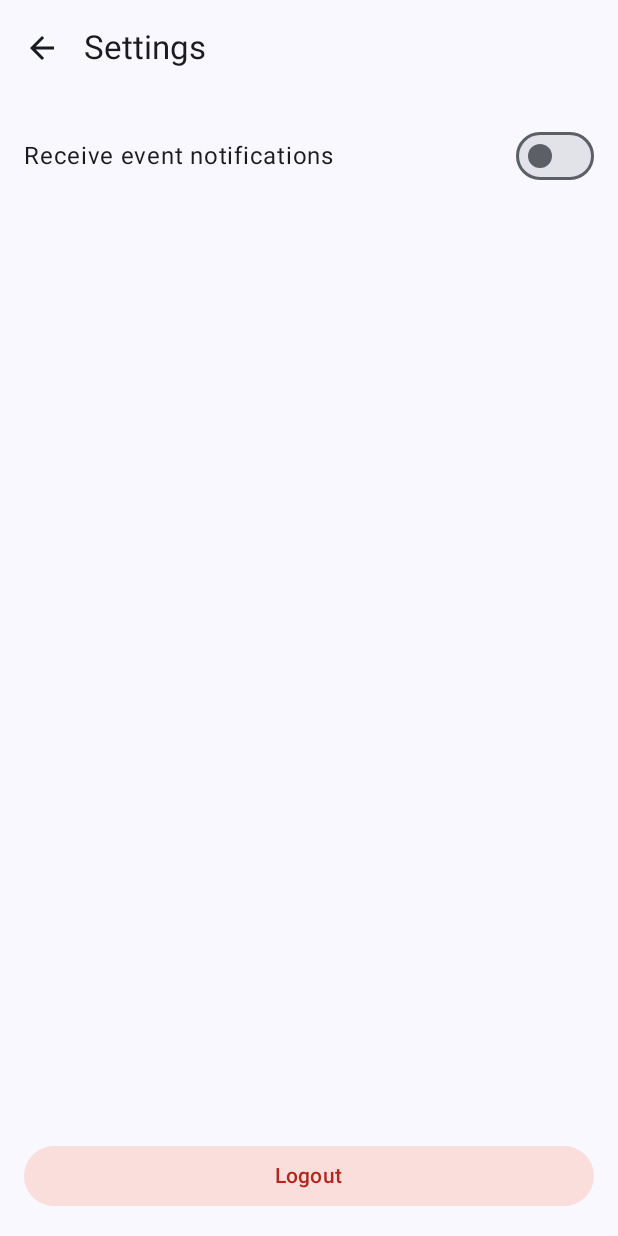
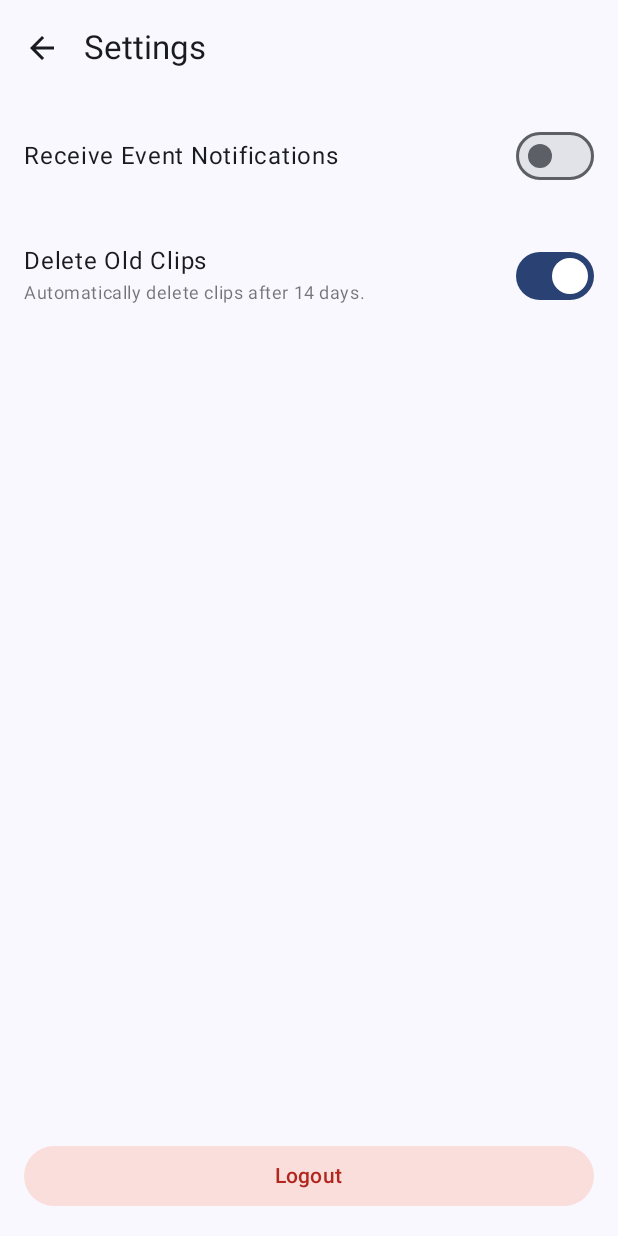
Before and after one commit to roryclear/clearcam, an Android app built with Jetpack Compose: the composable HomeScreen called with empty values, after a tap on "Settings", on a phone screen of 412 x 824 dp. Run offline under Robolectric (Android 15) with nearby library versions, the phone set to English and light mode, and no system bars; network calls fail; 1 statement that could not run was skipped.

Commit message:
Delete old clips (#97)
* start auto delete

* strings

* 2 weeks

* 1.3.0

* start auto delete

* 14 days

* typo

```diff
--- a/android/clearcam/app/src/main/java/com/rors/clearcam/HomeScreen.kt
+++ b/android/clearcam/app/src/main/java/com/rors/clearcam/HomeScreen.kt
@@ -56,6 +56,7 @@ import androidx.core.content.ContextCompat
 import android.Manifest
 import android.graphics.BitmapFactory
 import android.widget.Toast
+import androidx.annotation.RequiresApi
 import androidx.compose.foundation.text.KeyboardOptions
 import androidx.compose.material.icons.filled.Lock
 import androidx.compose.material.icons.filled.Refresh
@@ -73,6 +74,9 @@ import java.nio.charset.StandardCharsets
 import androidx.compose.foundation.gestures.detectTransformGestures
 import androidx.compose.ui.graphics.graphicsLayer
 import androidx.compose.ui.geometry.Offset
+import androidx.datastore.preferences.core.booleanPreferencesKey
+import kotlinx.coroutines.flow.first
+import kotlinx.coroutines.flow.map
 
 
 private const val APP_VIDEO_DIR = "videos"
@@ -160,7 +164,6 @@ object ThumbnailCache {
     }
 }
 
-
 suspend fun deleteVideoFromBackend(userId: String, filename: String) {
     withContext(Dispatchers.IO) {
         try {
@@ -261,6 +264,7 @@ fun HomeScreen(userId: String) {
     }
 
     fun loadVideosFromStorage() {
+        deleteOldClipsIfEnabled(context, videosDir, coroutineScope)
         eventVideos = loadAllVideos(videosDir)
     }
 
@@ -268,6 +272,7 @@ fun HomeScreen(userId: String) {
         coroutineScope.launch {
             try {
                 if (!videosDir.exists()) videosDir.mkdirs()
+                deleteOldClipsIfEnabled(context, videosDir, coroutineScope)
                 val camerasDeferred = async { fetchCameraJson(userId) }
                 val newestTime = getNewestCreationTimeFromFiles(videosDir)
                 val newVideos = fetchEventVideos(userId, newestTime / 1000)
@@ -553,6 +558,7 @@ fun SimpleVideoPlayer(videoPath: String, onDismiss: () -> Unit) {
     var isScrubbing by remember { mutableStateOf(false) }
     val videoViewRef = remember { mutableStateOf<VideoView?>(null) }
     val coroutineScope = rememberCoroutineScope()
+    val videosDir = remember { File(context.filesDir, APP_VIDEO_DIR) }
 
     var isPrepared by remember { mutableStateOf(false) }
     var isInitialPlay by remember { mutableStateOf(true) }
@@ -1555,3 +1561,69 @@ fun EventVideoListItem(
         }
     }
 }
+
+@RequiresApi(Build.VERSION_CODES.O)
+private fun isVideoOld(filename: String): Boolean {
+    return try {
+        Log.d("DeleteOldClips", "Checking file: $filename")
+
+        // Extract date-time part from filename (format: "2025-11-16_16-09-58")
+        val baseName = filename
+            .removeSuffix(".mp4")
+            .removeSuffix(".aes")
+
+        // The date-time part is everything before the last underscore (remove the UUID)
+        val dateTimePart = baseName.substringBeforeLast("_")
+        Log.d("DeleteOldClips", "Date-time part: $dateTimePart")
+
+        // Parse the date-time string (format: "yyyy-MM-dd_HH-mm-ss")
+        val formatter = java.time.format.DateTimeFormatter.ofPattern("yyyy-MM-dd_HH-mm-ss")
+        val fileDateTime = java.time.LocalDateTime.parse(dateTimePart, formatter)
+
+        // Convert to milliseconds since epoch
+        val timestamp = fileDateTime.atZone(java.time.ZoneId.systemDefault()).toInstant().toEpochMilli()
+        val currentTime = System.currentTimeMillis()
+        val timeLimit = currentTime - (12 * 14 * 60 * 60 * 1000) // 14 days
+
+        Log.d("DeleteOldClips", "File timestamp: $timestamp (${java.util.Date(timestamp)})")
+        Log.d("DeleteOldClips", "Current time: $currentTime (${java.util.Date(currentTime)})")
+        Log.d("DeleteOldClips", "Time limit: $timeLimit (${java.util.Date(timeLimit)})")
+        Log.d("DeleteOldClips", "Is old: ${timestamp < timeLimit}")
+
+        timestamp < timeLimit
+    } catch (e: Exception) {
+        Log.e("DeleteOldClips", "Error parsing timestamp for $filename: ${e.message}")
+        false
+    }
+}
+
+@RequiresApi(Build.VERSION_CODES.O)
+private fun deleteOldClipsIfEnabled(
+    context: Context,
+    videosDir: File,
+    coroutineScope: CoroutineScope
+) {
+    coroutineScope.launch(Dispatchers.IO) {
+
+        // Read from DataStore (NOT SharedPreferences)
+        val deleteOldClips = context.dataStore.data
+            .map { prefs -> prefs[booleanPreferencesKey("delete_old_clips")] ?: true }
+            .first()
+
+        if (!deleteOldClips) return@launch
+
+        try {
+            val files = videosDir.listFiles()
+            files?.forEach { file ->
+                if (file.isFile && (file.name.endsWith(".mp4") || file.name.endsWith(".aes"))) {
+                    if (isVideoOld(file.name)) {
+                        file.delete()
+                        ThumbnailCache.deleteCachedThumbnail(context, file.name)
+                    }
+                }
+            }
+        } catch (e: Exception) {
+            Log.e("DeleteOldClips", "Error deleting old clips", e)
+        }
+    }
+}
--- a/android/clearcam/app/src/main/java/com/rors/clearcam/SettingsScreen.kt
+++ b/android/clearcam/app/src/main/java/com/rors/clearcam/SettingsScreen.kt
@@ -27,6 +27,7 @@ import androidx.datastore.preferences.preferencesDataStore
 import com.google.firebase.messaging.FirebaseMessaging
 import kotlinx.coroutines.CoroutineScope
 import kotlinx.coroutines.Dispatchers
+import kotlinx.coroutines.flow.first
 import kotlinx.coroutines.flow.map
 import kotlinx.coroutines.launch
 import java.io.OutputStreamWriter
@@ -42,15 +43,31 @@ fun SettingsScreen(onBackPressed: () -> Unit) {
     val coroutineScope = rememberCoroutineScope()
     val userId = PrefsHelper.getUserId(context) ?: ""
     val notificationsEnabled = remember { mutableStateOf(false) }
+    val deleteOldClipsEnabled = remember { mutableStateOf(true) } // Default to true
     val showLogoutDialog = remember { mutableStateOf(false) }
 
-    // Load saved preference when screen appears
+    // Load saved preferences when screen appears
     LaunchedEffect(Unit) {
+        // Load notifications preference
         context.dataStore.data.map { preferences ->
             preferences[booleanPreferencesKey("notifications_enabled")] ?: false
         }.collect { enabled ->
             notificationsEnabled.value = enabled
         }
+
+        // Load delete old clips preference (defaults to true)
+        context.dataStore.data.map { preferences ->
+            preferences[booleanPreferencesKey("delete_old_clips")] ?: true
+        }.collect { enabled ->
+            deleteOldClipsEnabled.value = enabled
+        }
+    }
+
+    LaunchedEffect(Unit) {
+        val enabled = context.dataStore.data
+            .map { prefs -> prefs[booleanPreferencesKey("delete_old_clips")] ?: true }
+            .first() // get the first (current) value and stop
+        deleteOldClipsEnabled.value = enabled
     }
 
     // Logout confirmation dialog
@@ -107,6 +124,7 @@ fun SettingsScreen(onBackPressed: () -> Unit) {
                 .fillMaxSize()
                 .padding(innerPadding)
         ) {
+            // Notifications toggle
             Row(
                 modifier = Modifier
                     .fillMaxWidth()
@@ -115,11 +133,11 @@ fun SettingsScreen(onBackPressed: () -> Unit) {
                 horizontalArrangement = Arrangement.SpaceBetween
             ) {
                 Text(
-                    text = "Receive event notifications",
+                    text = "Receive Event Notifications",
                     style = MaterialTheme.typography.bodyLarge
                 )
 
-                val activity = LocalContext.current as? Activity // todo
+                val activity = LocalContext.current as? Activity
 
                 Switch(
                     checked = notificationsEnabled.value,
@@ -150,6 +168,45 @@ fun SettingsScreen(onBackPressed: () -> Unit) {
                                 }
                             }
                             disableNotifications(context)
+                        }
+                    }
+                )
+            }
+
+            // Delete old clips toggle - added below notifications
+            Row(
+                modifier = Modifier
+                    .fillMaxWidth()
+                    .padding(16.dp),
+                verticalAlignment = Alignment.CenterVertically,
+                horizontalArrangement = Arrangement.SpaceBetween
+            ) {
+                Column {
+                    Text(
+                        text = "Delete Old Clips",
+                        style = MaterialTheme.typography.bodyLarge
+                    )
+                    Text(
+                        text = "Automatically delete clips after 14 days.",
+                        style = MaterialTheme.typography.bodySmall,
+                        color = MaterialTheme.colorScheme.onSurface.copy(alpha = 0.6f),
+                        modifier = Modifier.padding(top = 4.dp)
+                    )
+                }
+
+                Switch(
+                    checked = deleteOldClipsEnabled.value,
+                    onCheckedChange = { enabled ->
+                        deleteOldClipsEnabled.value = enabled
+                        coroutineScope.launch {
+                            context.dataStore.edit { prefs ->
+                                prefs[booleanPreferencesKey("delete_old_clips")] = enabled
+                            }
+                        }
+                        if (enabled) {
+                            Toast.makeText(context, "Old clips will be automatically deleted", Toast.LENGTH_SHORT).show()
+                        } else {
+                            Toast.makeText(context, "Old clips will be kept", Toast.LENGTH_SHORT).show()
                         }
                     }
                 )
```
Also changed, not shown: 10 other files.
